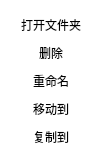
Old version of the form MyListViewMenu.ui in the repository lankai7/My_Album.
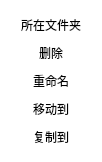
New version of the form.

Commit message: 更新 -添加处理首次打开应用时特殊分支

```diff
--- a/MyListViewMenu.ui
+++ b/MyListViewMenu.ui
@@ -40,7 +40,7 @@
 }</string>
      </property>
      <property name="text">
-      <string>打开文件夹</string>
+      <string>所在文件夹</string>
      </property>
     </widget>
    </item>
```
The commit also changes 1 other file.
